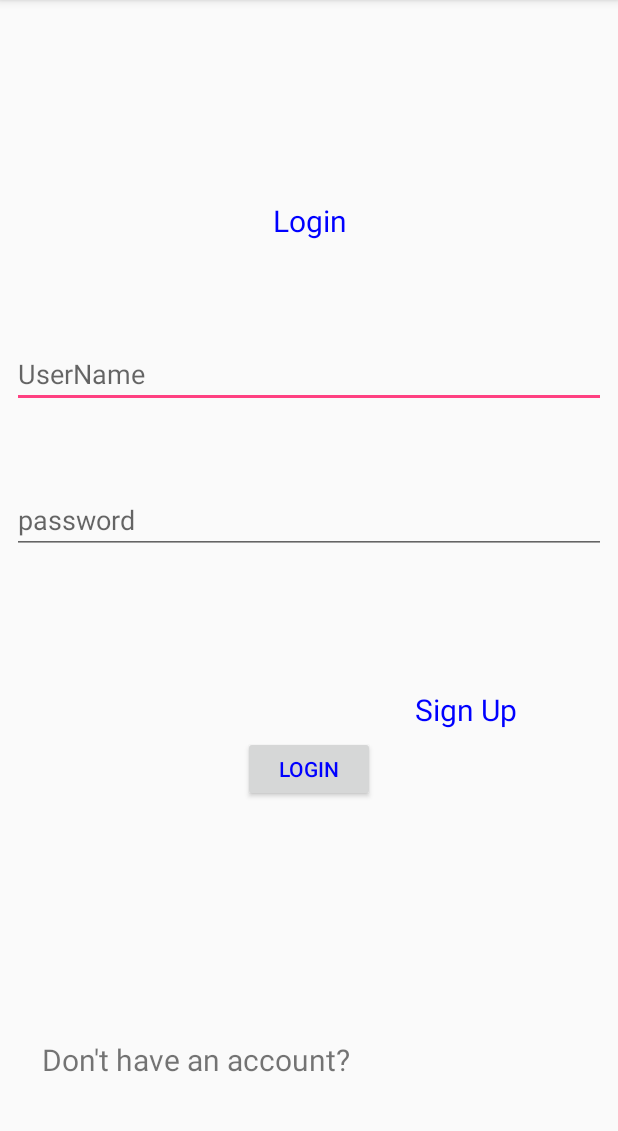
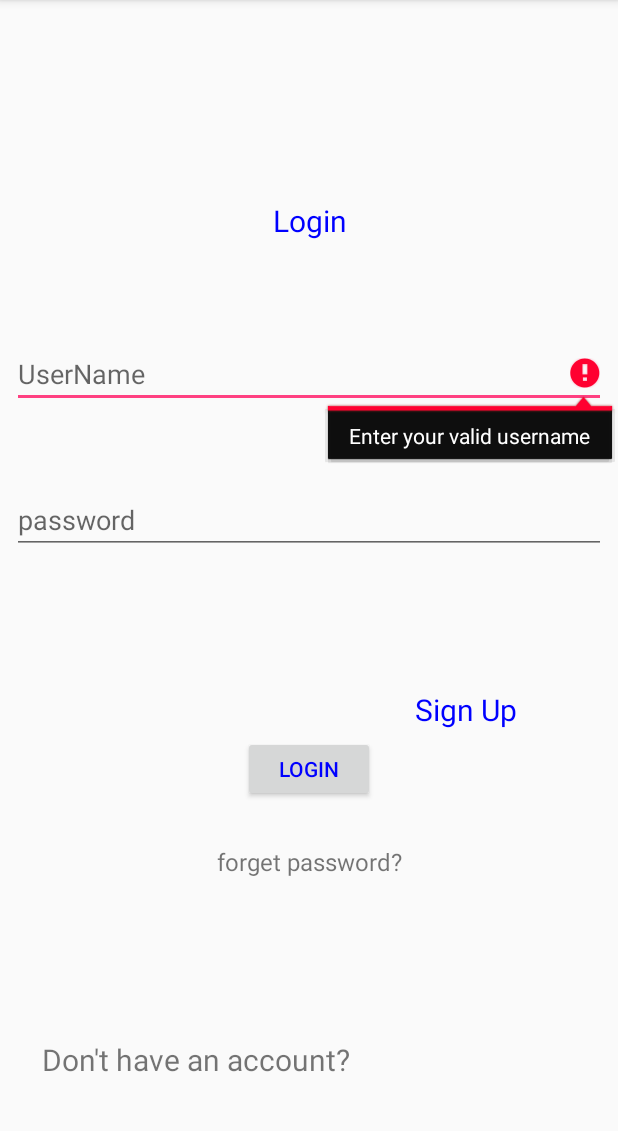
Before and after one commit to yuktachauhan/PracticeRetrofit, an Android app: the LoginActivity screen opened directly, with no data from a screen before it, after a tap on "LOGIN", on a phone screen of 412 x 824 dp, the part 84-1215 px from its top. Run offline under Robolectric (Android 15) with nearby library versions, the phone set to English and light mode, and no system bars.

Commit message:
Validations included in login and signup activities

```diff
--- a/app/build.gradle
+++ b/app/build.gradle
@@ -19,7 +19,7 @@ android {
 }
 
 dependencies {
-    implementation ('com.squareup.retrofit2:retrofit:2.5.0') {
+    implementation('com.squareup.retrofit2:retrofit:2.5.0') {
         // exclude Retrofit’s OkHttp dependency module and define our own module import
         exclude module: 'okhttp'
     }
@@ -29,6 +29,7 @@ dependencies {
     implementation 'com.squareup.retrofit2:retrofit:2.5.0'
     implementation 'com.squareup.retrofit2:converter-gson:2.5.0'
     implementation 'com.android.support.constraint:constraint-layout:1.0.2'
+    implementation 'com.android.support:support-v4:28.0.0'
     testImplementation 'junit:junit:4.12'
     androidTestImplementation 'com.android.support.test:runner:1.0.1'
     androidTestImplementation 'com.android.support.test.espresso:espresso-core:3.0.1'
--- a/app/src/main/AndroidManifest.xml
+++ b/app/src/main/AndroidManifest.xml
@@ -19,7 +19,8 @@
             </intent-filter>
         </activity>
         <activity android:name=".activity.LoginActivity" />
-        <activity android:name=".activity.MainActivity"></activity>
+        <activity android:name=".activity.MainActivity" />
+        <activity android:name=".activity.ForgetPasswordActivity"></activity>
     </application>
 
 </manifest>
--- a/app/src/main/java/com/example/android/retrofitexample/activity/LoginActivity.java
+++ b/app/src/main/java/com/example/android/retrofitexample/activity/LoginActivity.java
@@ -1,14 +1,13 @@
 package com.example.android.retrofitexample.activity;
 
+import android.app.ProgressDialog;
 import android.content.Intent;
 import android.content.SharedPreferences;
 import android.support.v7.app.AppCompatActivity;
 import android.os.Bundle;
-import android.text.InputType;
 import android.util.Log;
 import android.view.View;
 import android.widget.EditText;
-import android.widget.TextView;
 import android.widget.Toast;
 
 import com.example.android.retrofitexample.R;
@@ -36,9 +35,26 @@ public class LoginActivity extends AppCompatActivity {
     }
 
     public void UserLogin(){
+        final ProgressDialog progressDialog = new ProgressDialog(LoginActivity.this);
+        progressDialog.setMessage("Logging in...");
+        progressDialog.show();
 
         String user=username.getText().toString().trim();
         String pwd=password.getText().toString().trim();
+
+        if(user.isEmpty()){
+            progressDialog.dismiss();
+            username.setError("Enter your valid username");
+            username.requestFocus();
+            return;
+        }
+
+        if(pwd.isEmpty() || pwd.length()<8){
+            progressDialog.dismiss();
+            password.setError("Enter your password");
+            password.requestFocus();
+            return;
+        }
 
         ApiInterface apiInterface= ApiClient.ApiClient().create(ApiInterface.class);
         ModelLogin modelLogin =new ModelLogin(user,pwd);
@@ -47,8 +63,9 @@ public class LoginActivity extends AppCompatActivity {
         call.enqueue(new Callback<ModelToken>() {
             @Override
             public void onResponse(Call<ModelToken> call, Response<ModelToken> response) {
+                progressDialog.dismiss();
                 if (response.code()==200) {
-                    Toast.makeText(LoginActivity.this,response.body().getToken(), Toast.LENGTH_LONG).show();
+                    startActivity(new Intent(LoginActivity.this,MainActivity.class));
                     SharedPreferences myPref=getApplicationContext().getSharedPreferences("mypref",0);  //0 means private mode
                     SharedPreferences.Editor editor=myPref.edit();
                     editor.putString("token",response.body().getToken()).commit();
@@ -62,8 +79,9 @@ public class LoginActivity extends AppCompatActivity {
             }
             @Override
             public void onFailure(Call<ModelToken> call, Throwable t) {
+                progressDialog.dismiss();
                 Log.i("LoginActivity","onFailure is called");
-                Toast.makeText(LoginActivity.this,t.getMessage(),Toast.LENGTH_LONG);
+                Toast.makeText(LoginActivity.this,t.getMessage(),Toast.LENGTH_LONG).show();
             }
         });
     }
@@ -72,6 +90,11 @@ public class LoginActivity extends AppCompatActivity {
         UserLogin();
     }
 
+    public void forgetPassword(View v){
+       Intent intent = new Intent(LoginActivity.this,ForgetPasswordActivity.class);
+       startActivity(intent);
+    }
+
     public void SignedUp(View v){
         Intent intent = new Intent(LoginActivity.this,SignUpActivity.class);
         startActivity(intent);
--- a/app/src/main/java/com/example/android/retrofitexample/rest/ApiInterface.java
+++ b/app/src/main/java/com/example/android/retrofitexample/rest/ApiInterface.java
@@ -1,5 +1,6 @@
 package com.example.android.retrofitexample.rest;
 
+import com.example.android.retrofitexample.model.ModelForgetPassword;
 import com.example.android.retrofitexample.model.ModelLogin;
 import com.example.android.retrofitexample.model.ModelSignUp;
 import com.example.android.retrofitexample.model.ModelToken;
@@ -21,4 +22,8 @@ public interface ApiInterface {
 
     @GET("user/classroom")
     Call<ResponseBody> Token(@Header("Authorization") String token);
+
+    @POST("auth/password/forget")
+    Call<ModelForgetPassword> forgetPassword(@Body ModelForgetPassword modelForgetPassword);
+
 }
--- a/app/src/main/res/layout/activity_login.xml
+++ b/app/src/main/res/layout/activity_login.xml
@@ -115,6 +115,19 @@
         app:layout_constraintVertical_bias="0.09"
         android:onClick="SignedUp"/>
 
-
+    <TextView
+        android:id="@+id/forgetPassword"
+        android:layout_width="wrap_content"
+        android:layout_height="wrap_content"
+        android:layout_marginBottom="8dp"
+        android:layout_marginTop="8dp"
+        android:onClick="forgetPassword"
+        android:text="forget password?"
+        android:textSize="16dp"
+        app:layout_constraintBottom_toBottomOf="parent"
+        app:layout_constraintEnd_toEndOf="parent"
+        app:layout_constraintStart_toStartOf="parent"
+        app:layout_constraintTop_toTopOf="parent"
+        app:layout_constraintVertical_bias="0.761" />
 
 </android.support.constraint.ConstraintLayout>
--- a/app/src/main/res/values/strings.xml
+++ b/app/src/main/res/values/strings.xml
@@ -1,3 +1,6 @@
 <resources>
     <string name="app_name">RetrofitExample</string>
+
+    <!-- TODO: Remove or change this placeholder text -->
+    <string name="hello_blank_fragment">Hello blank fragment</string>
 </resources>
```
Also changed, not shown: app/src/main/java/com/example/android/retrofitexample/activity/SignUpActivity.java (+45 -15 lines).
